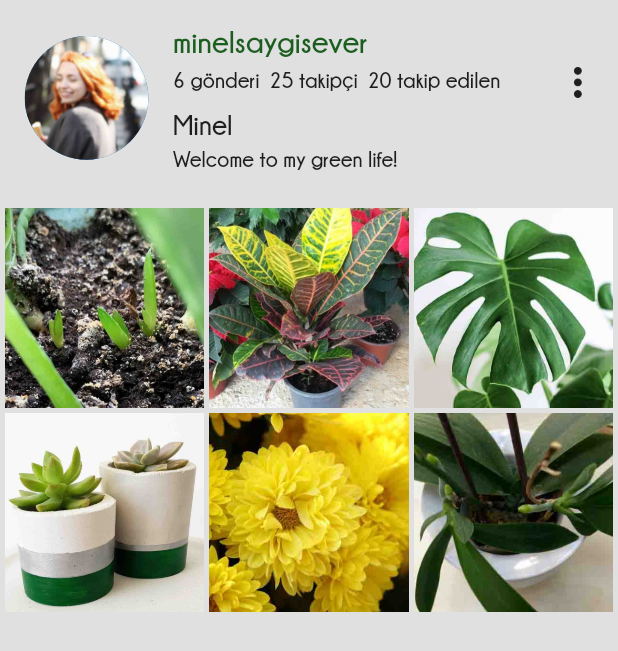
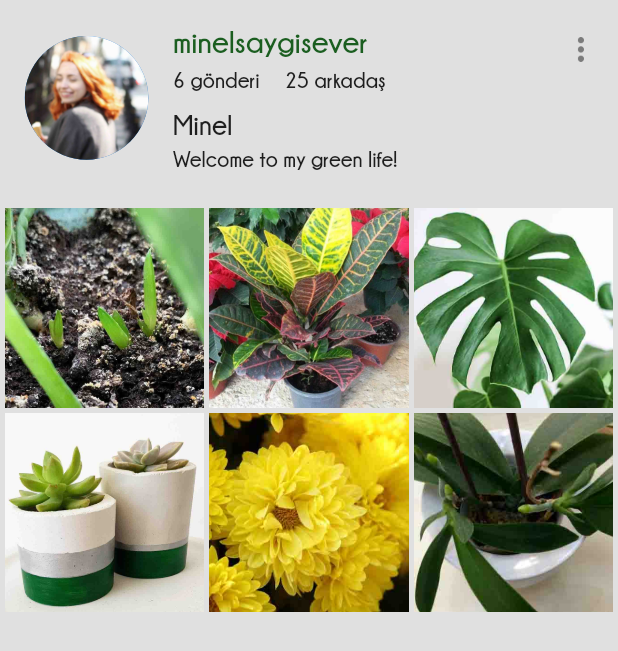
Before and after one commit to minelsaygisever/Bahcem, a Flutter app: the BlogProfilePage screen opened directly, on a phone screen of 412 x 824 dp. Shown: the top 651 px of the screen. Run offline on Flutter 3.47's test engine with Material 2 defaults, Android fonts, the phone set to English and light mode, and no system bars; our stand-ins replace firebase_auth, firebase_storage, image_picker; accounts and stored records are empty; network calls fail.

Commit message:
blog değişiklikleri

```diff
--- a/lib/view/blog/blog_profil_view.dart
+++ b/lib/view/blog/blog_profil_view.dart
@@ -26,7 +26,7 @@ class _BlogProfilePageState extends State<BlogProfilePage> {
                   padding: EdgeInsets.fromLTRB(SizeConfig.blockWidth * 4, 0,
                       SizeConfig.blockWidth * 4, 0),
                   child: Row(
-                    crossAxisAlignment: CrossAxisAlignment.center,
+                    crossAxisAlignment: CrossAxisAlignment.start,
                     mainAxisAlignment: MainAxisAlignment.spaceBetween,
                     children: <Widget>[
                       Row(
@@ -53,7 +53,7 @@ class _BlogProfilePageState extends State<BlogProfilePage> {
                                     padding: EdgeInsets.fromLTRB(
                                         0.0,
                                         SizeConfig.blockWidth * 1,
-                                        SizeConfig.blockWidth * 1.5,
+                                        SizeConfig.blockWidth * 4,
                                         0.0),
                                     child: Text(
                                       '6 gönderi',
@@ -67,15 +67,7 @@ class _BlogProfilePageState extends State<BlogProfilePage> {
                                         SizeConfig.blockWidth * 1.5,
                                         0.0),
                                     child: Text(
-                                      '25 takipçi',
-                                      style: SizeConfig.yaziProfilKucukAciklama,
-                                    ),
-                                  ),
-                                  Padding(
-                                    padding: EdgeInsets.fromLTRB(
-                                        0.0, SizeConfig.blockWidth * 1, 0, 0.0),
-                                    child: Text(
-                                      '20 takip edilen',
+                                      '25 arkadaş',
                                       style: SizeConfig.yaziProfilKucukAciklama,
                                     ),
                                   ),
@@ -106,8 +98,7 @@ class _BlogProfilePageState extends State<BlogProfilePage> {
                         children: <Widget>[
                           Padding(
                             padding: EdgeInsets.only(
-                                top: SizeConfig.blockWidth * 0,
-                                bottom: SizeConfig.blockWidth * 5),
+                                top: SizeConfig.blockWidth * 2),
                             child: new GestureDetector(
                               onTap: () => Navigator.push(
                                 context,
@@ -116,9 +107,9 @@ class _BlogProfilePageState extends State<BlogProfilePage> {
                               ),
                               child: new Image.asset(
                                 "assets/icons/more.png",
-                                color: SizeConfig.almostBlack,
-                                height: SizeConfig.blockWidth * 5,
-                                width: SizeConfig.blockWidth * 5,
+                                color: Colors.black45,
+                                height: SizeConfig.blockWidth * 4,
+                                width: SizeConfig.blockWidth * 4,
                               ),
                             ),
                           ),
--- a/lib/view/main.dart
+++ b/lib/view/main.dart
@@ -179,13 +179,14 @@ class _MyHomePageState extends State<MyHomePage> {
               padding: EdgeInsets.fromLTRB(0, SizeConfig.blockWidth * 0.6, 0,
                   SizeConfig.blockWidth * 0.6),
               child: Image.asset(
-                "assets/images/flower.jpg",
+                "assets/icons/flower.png",
                 color: SizeConfig.almostWhite,
                 height: _oneIconSize,
                 width: _oneIconSize,
               ),
             ),
             title: Text(
+
               "Bahçem",
               style: TextStyle(
                 color: SizeConfig.almostWhite,
```
Also changed, not shown: lib/view/blog/blog_gonderi_ekle_view.dart (+0 -11 lines), lib/view/blog/blog_tab_bar_view.dart (+28 -9 lines), assets/icons/flower-dark.png (added), assets/icons/flower.png, assets/icons/home.png, assets/icons/user.png.
